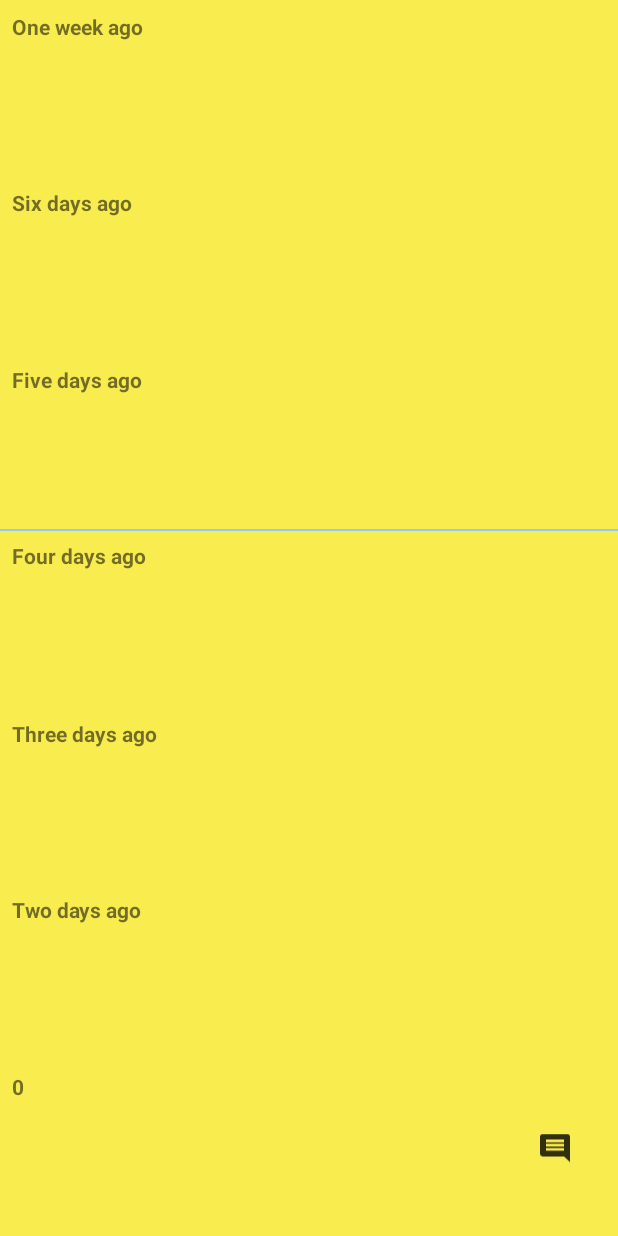
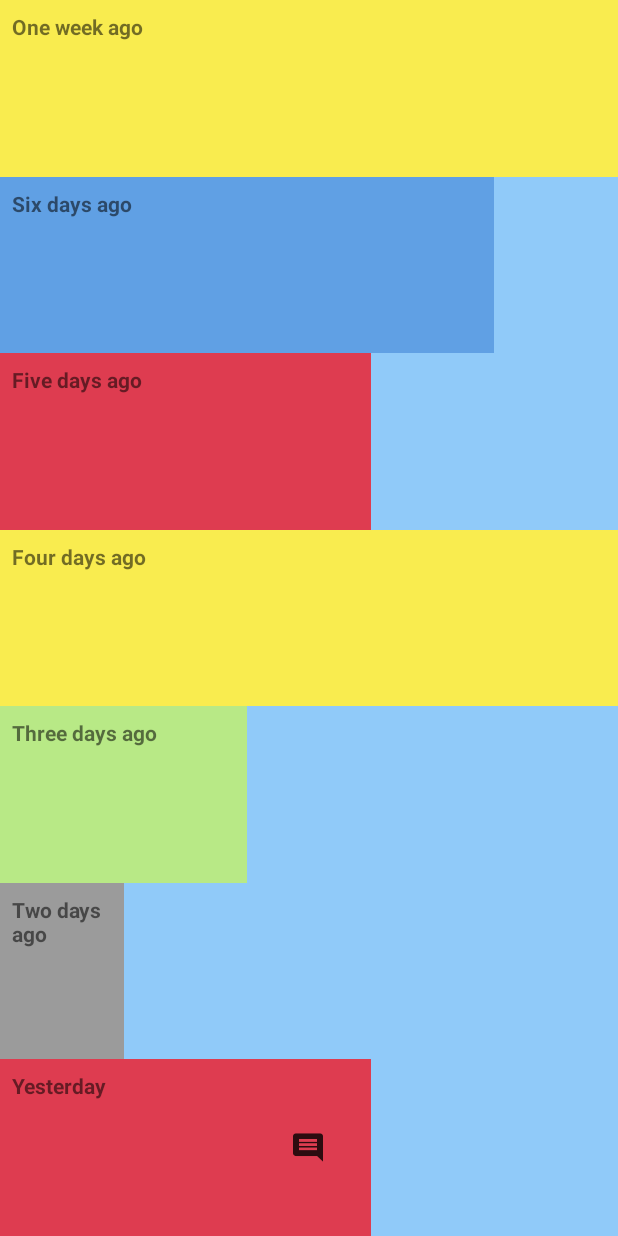
Before and after one commit to filipado/moodTracker2, an Android app: the HistoryActivity screen opened directly, with no data from a screen before it, on a phone screen of 412 x 824 dp. Run offline under Robolectric (Android 15) with nearby library versions, the light colour scheme and no system bars; 1 statement that could not run was skipped.

Commit message:
History Activity newest

```diff
--- a/app/src/main/java/com/example/moodtracker2/HistoryActivity.kt
+++ b/app/src/main/java/com/example/moodtracker2/HistoryActivity.kt
@@ -5,7 +5,13 @@ import androidx.appcompat.app.AppCompatActivity
 import android.os.Bundle
 import androidx.annotation.RequiresApi
 import androidx.appcompat.app.AlertDialog
+import androidx.constraintlayout.widget.ConstraintLayout
+import androidx.constraintlayout.widget.ConstraintSet
 import kotlinx.android.synthetic.main.activity_history.*
+import kotlinx.android.synthetic.main.activity_main.*
+import org.w3c.dom.Comment
+import java.security.cert.LDAPCertStoreParameters
+import java.text.FieldPosition
 import java.time.LocalDate
 
 class HistoryActivity : AppCompatActivity() {
@@ -17,23 +23,88 @@ class HistoryActivity : AppCompatActivity() {
         //shared preferences to access mood
         val sharedPref = getSharedPreferences("mood", MODE_PRIVATE)
         val date = LocalDate.now().toString()
-
         val savedMood = sharedPref.getInt(date, 0)
 
-        yesterday_textView.setText(savedMood.toString())
+        recyclerview_id.setOnScrollChangeListener() {
 
-        //shared preferences to access comment
-        val sharedPrefComment = getSharedPreferences("comment", MODE_PRIVATE)
-        val savedComment = sharedPrefComment.getString(date, null)
+            //shared preferences to access mood
+            val sharedPref = getSharedPreferences("mood", MODE_PRIVATE)
+            val date = LocalDate.now().toString()
+            val savedMood = sharedPref.getInt(date, 0)
 
 
-        //alertDialog to show comment:
-        comment_imageButton.setOnClickListener {
-            val builder = AlertDialog.Builder(this)
-            builder.setMessage(savedComment.toString())
-            builder.show()
+            if (savedMood == 0) {
+                yesterday_constraintLayout.setBackgroundColor(resources.getColor(R.color.banana_yellow))
+            }
+            if (savedMood == 1) {
+                yesterday_constraintLayout.setBackgroundColor(resources.getColor(R.color.light_sage))
+            }
         }
 
+        //moods class
+        fun Mood(){
+            val sharedPref = getSharedPreferences("mood", MODE_PRIVATE)
+            val date = LocalDate.now().toString()
+            val savedMood = sharedPref.getInt(date, 0)
 
+            var yesterdayConsLay = findViewById<ConstraintLayout>(R.id.yesterday_constraintLayout)
+            var twoDayAgoConsLay =
+                findViewById<ConstraintLayout>(R.id.two_days_ago_constraintLayout)
+            var threeDaysAgoConsLay =
+                findViewById<ConstraintLayout>(R.id.three_days_ago_constraintLayout)
+            var fourDaysAgoConsLay =
+                findViewById<ConstraintLayout>(R.id.four_days_ago_constraintLayout)
+            var fiveDaysAgoConsLay =
+                findViewById<ConstraintLayout>(R.id.five_days_ago_constraintLayout)
+            var sixDaysAgoConsLay =
+                findViewById<ConstraintLayout>(R.id.six_days_ago_constraintLayout)
+            var sevenDaysAgoConsLay =
+                findViewById<ConstraintLayout>(R.id.one_week_ago_constraintLayout)
+
+            val today = LocalDate.now()
+            val yesterday = LocalDate.now().minusDays(1)
+            val twoDaysAgo = LocalDate.now().minusDays(2)
+            val threeDaysAgo = LocalDate.now().minusDays(3)
+            val fourDaysAgo = LocalDate.now().minusDays(4)
+            val fiveDaysAgo = LocalDate.now().minusDays(5)
+            val sixDaysAgo = LocalDate.now().minusDays(6)
+            val sevenDAysAgo = LocalDate.now().minusWeeks(1)
+
+
+/*
+            when (savedMood) {
+                0 -> {
+                    setWidthPercent(1)
+                    setBackgroundColor(R.color.banana_yellow)
+                }
+
+                1 -> {
+                    setWidthPercent(0.8)
+                    setBackgroundColor(R.color.light_sage)
+                }
+
+                2 -> {
+                    setWidthPercent(0.6)
+                    setBackgroundColor(R.color.cornflower_blue_65)
+                }
+
+                3 -> {
+                    setWidthPercent(0.4)
+                    setBackgroundColor(R.color.warm_grey)
+                }
+
+                4 -> {
+                    setWidthPercent(0.2)
+                    setBackgroundColor(R.color.faded_red)
+                }
+            }
+
+ */
+
+            //shared preferences to access comment
+            val sharedPrefComment = getSharedPreferences("comment", MODE_PRIVATE)
+            val savedComment = sharedPrefComment.getString(date, null)
+
+        }
     }
 }
--- a/app/src/main/java/com/example/moodtracker2/adapter.kt
+++ b/app/src/main/java/com/example/moodtracker2/adapter.kt
@@ -1,20 +1,19 @@
 package com.example.moodtracker2
 
-import android.content.Context
 import android.content.Context.MODE_PRIVATE
 import android.os.Build
 import android.view.LayoutInflater
 import android.view.View
 import android.view.ViewGroup
 import androidx.annotation.RequiresApi
-import androidx.appcompat.app.AppCompatActivity
 import androidx.recyclerview.widget.RecyclerView
 import kotlinx.android.synthetic.main.mood_layout.view.*
-import java.time.LocalDate
 import java.time.LocalDateTime
 
+//initiating ViewHolder
 class MyViewHolder(val view : View):RecyclerView.ViewHolder(view){}
 
+//initiating Adapter
 class MyAdapter : RecyclerView.Adapter<MyViewHolder>(){
 
     override fun onCreateViewHolder(parent: ViewGroup, viewType: Int): MyViewHolder {
@@ -27,17 +26,20 @@ class MyAdapter : RecyclerView.Adapter<MyViewHolder>(){
     @RequiresApi(Build.VERSION_CODES.O)
     override fun onBindViewHolder(holder: MyViewHolder, position: Int) {
 
+        val context = holder.view.context
+
+        //Adding Shared Preferences to be able to access the position from other activities
         val sharedPref = holder.view.context.getSharedPreferences("mood", MODE_PRIVATE)
         val editor = sharedPref.edit()
 
-        //Get the current date
+        //Get the current date to be able to choose the mood for the day and be able to add it to history activity
         val date = LocalDateTime.now().toString()
 
+        //Extracting position through shared preferences
         editor.putInt(date, position)
         editor.apply()
 
-        val context = holder.view.context
-
+        //Adding values and "when" method to initiate recycler view data
         val emoji = holder.view.emoji_img
         val background = holder.view.moodLayout_id
         val moodSelected = position
@@ -45,7 +47,6 @@ class MyAdapter : RecyclerView.Adapter<MyViewHolder>(){
         when(moodSelected){
             0 -> {emoji.setImageResource(R.drawable.smiley_super_happy)
                 background.setBackgroundColor(context.resources.getColor(R.color.banana_yellow))
-
             }
 
             1 -> {emoji.setImageResource(R.drawable.smiley_happy)
--- a/app/src/main/res/layout/activity_history.xml
+++ b/app/src/main/res/layout/activity_history.xml
@@ -6,20 +6,18 @@
     android:layout_width="match_parent"
     android:layout_height="match_parent"
     android:background="#90CAF9"
-    android:orientation="vertical"
     tools:context=".HistoryActivity">
 
-    <ProgressBar
-        android:id="@+id/one_week_ago_progBar"
-        style="@android:style/Widget.ProgressBar.Horizontal"
-        android:layout_width="match_parent"
+    <androidx.constraintlayout.widget.ConstraintLayout
+        android:layout_width="0dp"
+        app:layout_constraintWidth_percent="1"
+        android:id="@+id/one_week_ago_constraintLayout"
         android:layout_height="0dp"
         android:layout_weight="1"
-        android:progressDrawable="@color/banana_yellow"
-        app:layout_constraintBottom_toTopOf="@+id/six_days_ago_progBar"
-        app:layout_constraintEnd_toEndOf="parent"
+        android:background="@color/banana_yellow"
+        app:layout_constraintBottom_toTopOf="@+id/six_days_ago_constraintLayout"
         app:layout_constraintStart_toStartOf="parent"
-        app:layout_constraintTop_toTopOf="parent" />
+        app:layout_constraintTop_toTopOf="parent"/>
 
     <TextView
         android:id="@+id/textView2"
@@ -32,17 +30,16 @@
         app:layout_constraintStart_toStartOf="parent"
         app:layout_constraintTop_toTopOf="parent" />
 
-    <ProgressBar
-        android:id="@+id/six_days_ago_progBar"
-        style="@android:style/Widget.ProgressBar.Horizontal"
-        android:layout_width="match_parent"
+    <androidx.constraintlayout.widget.ConstraintLayout
+        android:layout_width="0dp"
+
+        android:id="@+id/six_days_ago_constraintLayout"
         android:layout_height="0dp"
-        android:layout_weight="1"
-        android:progressDrawable="@color/banana_yellow"
-        app:layout_constraintBottom_toTopOf="@+id/five_days_ago_progBar"
-        app:layout_constraintEnd_toEndOf="parent"
+        android:background="@color/cornflower_blue_65"
+        app:layout_constraintBottom_toTopOf="@+id/five_days_ago_constraintLayout"
         app:layout_constraintStart_toStartOf="parent"
-        app:layout_constraintTop_toBottomOf="@+id/one_week_ago_progBar" />
+        app:layout_constraintTop_toBottomOf="@+id/one_week_ago_constraintLayout"
+        app:layout_constraintWidth_percent="0.8" />
 
     <TextView
         android:id="@+id/textView3"
@@ -52,21 +49,19 @@
         android:layout_width="wrap_content"
         android:layout_height="wrap_content"
         android:text="Six days ago"
-        app:layout_constraintStart_toStartOf="@+id/six_days_ago_progBar"
-        app:layout_constraintTop_toBottomOf="@+id/one_week_ago_progBar" />
+        app:layout_constraintStart_toStartOf="@+id/six_days_ago_constraintLayout"
+        app:layout_constraintTop_toBottomOf="@+id/one_week_ago_constraintLayout" />
 
-    <ProgressBar
-        android:id="@+id/five_days_ago_progBar"
-        style="@android:style/Widget.ProgressBar.Horizontal"
-        android:layout_width="match_parent"
+    <androidx.constraintlayout.widget.ConstraintLayout
+        android:layout_width="0dp"
+        android:id="@+id/five_days_ago_constraintLayout"
         android:layout_height="0dp"
-        android:layout_marginBottom="1dp"
         android:layout_weight="1"
-        android:progressDrawable="@color/banana_yellow"
-        app:layout_constraintBottom_toTopOf="@+id/four_days_ago_progBar"
-        app:layout_constraintEnd_toEndOf="parent"
+        android:background="@color/faded_red"
+        app:layout_constraintBottom_toTopOf="@+id/four_days_ago_constraintLayout"
         app:layout_constraintStart_toStartOf="parent"
-        app:layout_constraintTop_toBottomOf="@+id/six_days_ago_progBar" />
+        app:layout_constraintTop_toBottomOf="@+id/six_days_ago_constraintLayout"
+        app:layout_constraintWidth_percent="0.6" />
 
 
 
@@ -78,20 +73,18 @@
         android:layout_marginTop="8dp"
         android:text="Five days ago"
         android:textStyle="bold"
-        app:layout_constraintStart_toStartOf="@+id/five_days_ago_progBar"
-        app:layout_constraintTop_toBottomOf="@+id/six_days_ago_progBar" />
+        app:layout_constraintStart_toStartOf="@+id/five_days_ago_constraintLayout"
+        app:layout_constraintTop_toBottomOf="@+id/six_days_ago_constraintLayout" />
 
-    <ProgressBar
-        android:id="@+id/four_days_ago_progBar"
-        style="@android:style/Widget.ProgressBar.Horizontal"
-        android:layout_width="match_parent"
+    <androidx.constraintlayout.widget.ConstraintLayout
+        android:id="@+id/four_days_ago_constraintLayout"
+        android:layout_width="0dp"
         android:layout_height="0dp"
-        android:layout_weight="1"
-        android:progressDrawable="@color/banana_yellow"
-        app:layout_constraintBottom_toTopOf="@+id/three_days_ago_progBar"
-        app:layout_constraintEnd_toEndOf="parent"
+        android:background="@color/banana_yellow"
+        app:layout_constraintBottom_toTopOf="@+id/three_days_ago_constraintLayout"
         app:layout_constraintStart_toStartOf="parent"
-        app:layout_constraintTop_toBottomOf="@+id/five_days_ago_progBar" />
+        app:layout_constraintTop_toBottomOf="@+id/five_days_ago_constraintLayout"
+        app:layout_constraintWidth_percent="1" />
 
     <TextView
         android:id="@+id/textView4"
@@ -101,20 +94,18 @@
         android:layout_marginTop="8dp"
         android:text="Four days ago"
         android:textStyle="bold"
-        app:layout_constraintStart_toStartOf="@+id/four_days_ago_progBar"
-        app:layout_constraintTop_toBottomOf="@+id/five_days_ago_progBar" />
+        app:layout_constraintStart_toStartOf="@+id/four_days_ago_constraintLayout"
+        app:layout_constraintTop_toBottomOf="@+id/five_days_ago_constraintLayout" />
 
-    <ProgressBar
-        android:id="@+id/three_days_ago_progBar"
-        style="@android:style/Widget.ProgressBar.Horizontal"
-        android:layout_width="match_parent"
+    <androidx.constraintlayout.widget.ConstraintLayout
+        android:id="@+id/three_days_ago_constraintLayout"
+        android:layout_width="0dp"
         android:layout_height="0dp"
-        android:layout_weight="1"
-        android:progressDrawable="@color/banana_yellow"
-        app:layout_constraintBottom_toTopOf="@+id/two_days_ago_progBar"
-        app:layout_constraintEnd_toEndOf="parent"
+        android:background="@color/light_sage"
+        app:layout_constraintBottom_toTopOf="@+id/two_days_ago_constraintLayout"
         app:layout_constraintStart_toStartOf="parent"
-        app:layout_constraintTop_toBottomOf="@+id/four_days_ago_progBar" />
+        app:layout_constraintTop_toBottomOf="@+id/four_days_ago_constraintLayout"
+        app:layout_constraintWidth_percent="0.4" />
 
     <TextView
         android:id="@+id/textView9"
@@ -124,43 +115,40 @@
         android:layout_marginStart="8dp"
         android:layout_marginTop="8dp"
         android:textStyle="bold"
-        app:layout_constraintStart_toStartOf="@+id/three_days_ago_progBar"
-        app:layout_constraintTop_toBottomOf="@+id/four_days_ago_progBar" />
+        app:layout_constraintStart_toStartOf="@+id/three_days_ago_constraintLayout"
+        app:layout_constraintTop_toBottomOf="@+id/four_days_ago_constraintLayout" />
 
-    <ProgressBar
-        android:id="@+id/two_days_ago_progBar"
-        style="@android:style/Widget.ProgressBar.Horizontal"
-        android:layout_width="match_parent"
+    <androidx.constraintlayout.widget.ConstraintLayout
+        android:layout_width="0dp"
+        android:id="@+id/two_days_ago_constraintLayout"
         android:layout_height="0dp"
-        android:layout_weight="1"
-        android:progressDrawable="@color/banana_yellow"
-        app:layout_constraintBottom_toTopOf="@+id/yesterday_progBar"
-        app:layout_constraintEnd_toEndOf="parent"
+        android:background="@color/warm_grey"
+        app:layout_constraintBottom_toTopOf="@+id/yesterday_constraintLayout"
         app:layout_constraintStart_toStartOf="parent"
-        app:layout_constraintTop_toBottomOf="@+id/three_days_ago_progBar" />
+        app:layout_constraintTop_toBottomOf="@+id/three_days_ago_constraintLayout"
+        app:layout_constraintWidth_percent="0.2" />
 
     <TextView
         android:id="@+id/textView10"
-        android:layout_width="wrap_content"
-        android:layout_height="wrap_content"
+        android:layout_width="69dp"
+        android:layout_height="39dp"
         android:layout_marginStart="8dp"
         android:layout_marginTop="8dp"
         android:text="Two days ago"
+        android:textSize="14sp"
         android:textStyle="bold"
-        app:layout_constraintStart_toStartOf="@+id/two_days_ago_progBar"
-        app:layout_constraintTop_toBottomOf="@+id/three_days_ago_progBar" />
+        app:layout_constraintStart_toStartOf="@+id/two_days_ago_constraintLayout"
+        app:layout_constraintTop_toBottomOf="@+id/three_days_ago_constraintLayout" />
 
-    <ProgressBar
-        android:id="@+id/yesterday_progBar"
-        style="@android:style/Widget.ProgressBar.Horizontal"
-        android:layout_width="match_parent"
+    <androidx.constraintlayout.widget.ConstraintLayout
+        android:layout_width="0dp"
+        android:id="@+id/yesterday_constraintLayout"
         android:layout_height="0dp"
-        android:layout_weight="1"
-        android:progressDrawable="@color/banana_yellow"
+        android:background="@color/faded_red"
         app:layout_constraintBottom_toBottomOf="parent"
-        app:layout_constraintEnd_toEndOf="parent"
         app:layout_constraintStart_toStartOf="parent"
-        app:layout_constraintTop_toBottomOf="@+id/two_days_ago_progBar" />
+        app:layout_constraintTop_toBottomOf="@+id/two_days_ago_constraintLayout"
+        app:layout_constraintWidth_percent="0.6" />
 
     <TextView
         android:id="@+id/yesterday_textView"
@@ -170,17 +158,18 @@
         android:layout_marginTop="8dp"
         android:text="Yesterday"
         android:textStyle="bold"
-        app:layout_constraintStart_toStartOf="@+id/yesterday_progBar"
-        app:layout_constraintTop_toBottomOf="@+id/two_days_ago_progBar" />
+        app:layout_constraintStart_toStartOf="@+id/yesterday_constraintLayout"
+        app:layout_constraintTop_toBottomOf="@+id/two_days_ago_constraintLayout" />
 
     <ImageView
         android:id="@+id/comment_imageButton"
         android:layout_width="wrap_content"
         android:layout_height="0dp"
         android:layout_marginEnd="32dp"
+        android:visibility="visible"
         app:layout_constraintBottom_toBottomOf="parent"
-        app:layout_constraintEnd_toEndOf="parent"
-        app:layout_constraintTop_toBottomOf="@+id/two_days_ago_progBar"
+        app:layout_constraintEnd_toEndOf="@+id/yesterday_constraintLayout"
+        app:layout_constraintTop_toBottomOf="@+id/two_days_ago_constraintLayout"
         app:srcCompat="@drawable/ic_comment_black_48px" />
 
 </androidx.constraintlayout.widget.ConstraintLayout>
```
